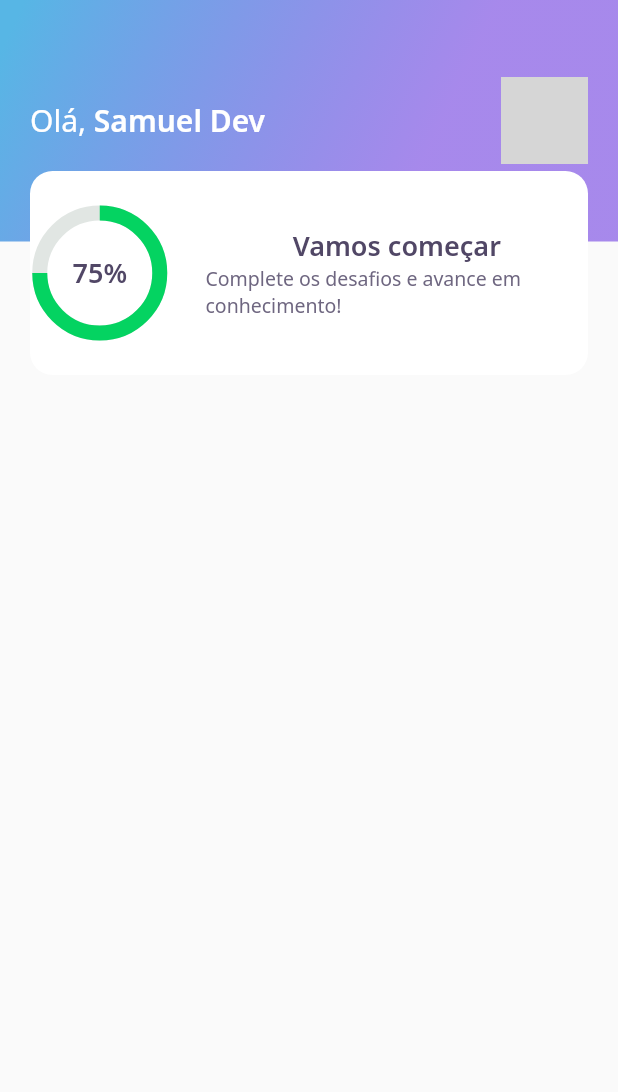
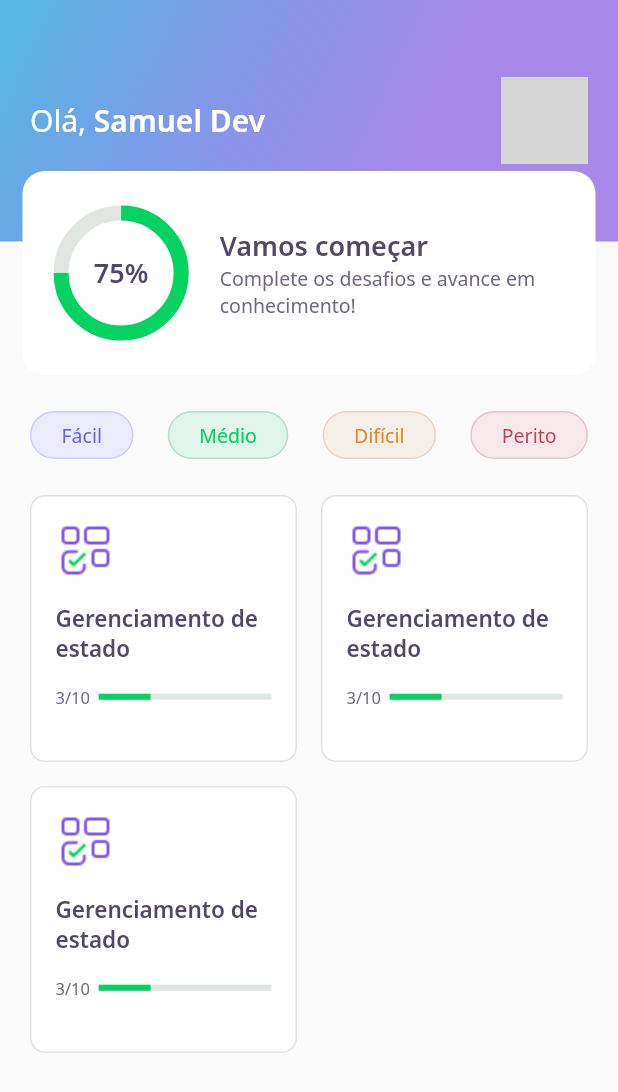
Before and after one commit to samukes/devquiz, a Flutter app: the HomePage screen opened directly, on a phone screen of 412 x 824 dp. Shown: the top 1092 px of the screen. Run offline on Flutter 3.47's test engine with Material 2 defaults, Android fonts, the phone set to English and light mode, and no system bars; our stand-ins replace google_fonts; network calls fail; grey boxes are pictures that could not be loaded.

Commit message:
Aula 2 - Adicionando conteúdo da aula 2:   - ChallengePage:     * AnswerWidget     * ButtonWidget     * QustionIndicatorWidget     * QuizWidget
Alteraqndo:
  - HomePage
    * LevelButtonWidget
    * QuizCardWidget
    * ScoreCardWidget
    * ProgressIndicatorWidget
  - AppWidget

```diff
--- a/lib/core/app_widget.dart
+++ b/lib/core/app_widget.dart
@@ -2,13 +2,14 @@ import 'package:flutter/material.dart';
 
 import 'package:devquiz/splash/splash_page.dart';
 import 'package:devquiz/home/home_page.dart';
+import 'package:devquiz/challenge/challenge_page.dart';
 
 class AppWidget extends StatelessWidget {
   @override
   Widget build(BuildContext context) {
     return MaterialApp(
       title: "DevQuiz",
-      home: HomePage(),
+      home: ChallengePage(),
     );
   }
 }
--- a/lib/home/home_page.dart
+++ b/lib/home/home_page.dart
@@ -1,3 +1,5 @@
+import 'package:devquiz/home/widgets/level_button/level_button_widget.dart';
+import 'package:devquiz/home/widgets/quiz_card/quiz_card_widget.dart';
 import 'package:flutter/material.dart';
 
 import 'package:devquiz/home/widgets/appbar/app_bar_widget.dart';
@@ -12,6 +14,40 @@ class _HomePageState extends State<HomePage> {
   Widget build(BuildContext context) {
     return Scaffold(
       appBar: AppBarWidget(),
+      body: Padding(
+        padding: const EdgeInsets.symmetric(horizontal: 20.0),
+        child: Column(
+          children: [
+            SizedBox(
+              height: 24,
+            ),
+            Row(
+              mainAxisAlignment: MainAxisAlignment.spaceBetween,
+                children: [
+                  LevelButtonWidget(label: "Fácil"),
+                  LevelButtonWidget(label: "Médio"),
+                  LevelButtonWidget(label: "Difícil"),
+                  LevelButtonWidget(label: "Perito"),
+                ]
+            ),
+            SizedBox(
+              height: 24,
+            ),
+            Expanded(
+              child: GridView.count(
+                crossAxisSpacing: 16,
+                mainAxisSpacing: 16,
+                crossAxisCount: 2,
+                children: [
+                  QuizCardWidget(),
+                  QuizCardWidget(),
+                  QuizCardWidget(),
+                ],
+              ),
+            )
+          ]
+        ),
+      ),
     );
   }
 }
--- /dev/null
+++ b/lib/home/widgets/level_button/level_button_widget.dart
@@ -0,0 +1,63 @@
+import 'package:devquiz/core/app_colors.dart';
+import 'package:flutter/material.dart';
+import 'package:google_fonts/google_fonts.dart';
+
+class LevelButtonWidget extends StatelessWidget {
+  final String label;
+
+  LevelButtonWidget(
+      {Key? key, required this.label}
+      ) : assert(["Fácil", "Médio", "Difícil", "Perito"].contains(label)) , super(key: key);
+
+  final config = {
+    "Fácil": {
+      "color": AppColors.levelButtonFacil,
+      "borderColor": AppColors.levelButtonBorderFacil,
+      "fontColor": AppColors.levelButtonTextFacil,
+    },
+    "Médio": {
+      "color": AppColors.levelButtonMedio,
+      "borderColor": AppColors.levelButtonBorderMedio,
+      "fontColor": AppColors.levelButtonTextMedio,
+    },
+    "Difícil": {
+      "color": AppColors.levelButtonDificil,
+      "borderColor": AppColors.levelButtonBorderDificil,
+      "fontColor": AppColors.levelButtonTextDificil,
+    },
+    "Perito": {
+      "color": AppColors.levelButtonPerito,
+      "borderColor": AppColors.levelButtonBorderPerito,
+      "fontColor": AppColors.levelButtonTextPerito,
+    },
+  };
+
+  Color get color => config[this.label]!["color"]!;
+  Color get borderColor => config[this.label]!["borderColor"]!;
+  Color get fontColor => config[this.label]!["fontColor"]!;
+
+  @override
+  Widget build(BuildContext context) {
+    return Container(
+      decoration: BoxDecoration(
+        color: this.color,
+        border: Border.fromBorderSide(
+            BorderSide(
+                color: this.borderColor,
+            )
+        ),
+        borderRadius: BorderRadius.circular(28.0),
+      ),
+      child: Padding(
+        padding: const EdgeInsets.symmetric(vertical: 6.0, horizontal: 20.0),
+        child: Text(
+          this.label,
+          style: GoogleFonts.notoSans(
+            color: this.fontColor,
+            fontSize: 13.0
+          ),
+        ),
+      ),
+    );
+  }
+}
--- /dev/null
+++ b/lib/home/widgets/quiz_card/quiz_card_widget.dart
@@ -0,0 +1,55 @@
+import 'package:devquiz/shared/widget/progress_indicator/progress_indicator_widget.dart';
+import 'package:flutter/material.dart';
+
+import 'package:devquiz/core/app_colors.dart';
+import 'package:devquiz/core/app_images.dart';
+import 'package:devquiz/core/app_text_styles.dart';
+
+class QuizCardWidget extends StatelessWidget {
+  @override
+  Widget build(BuildContext context) {
+    return Container(
+      padding: EdgeInsets.all(16.0),
+      decoration: BoxDecoration(
+        border: Border.fromBorderSide(BorderSide(color: AppColors.border)),
+        color: AppColors.white,
+        borderRadius: BorderRadius.circular(10.0)
+      ),
+      child: Column(
+        crossAxisAlignment: CrossAxisAlignment.start,
+        children: [
+          Container(
+            height: 40.0,
+            width: 40.0,
+            child: Image.asset(AppImages.blocks),
+          ),
+          SizedBox(
+            height: 15,
+          ),
+          Text(
+            "Gerenciamento de estado",
+            style: AppTextStyles.heading15,
+          ),
+          SizedBox(
+            height: 15,
+          ),
+          Row(
+            children: [
+              Expanded(
+                flex: 1,
+                child: Text(
+                  "3/10",
+                  style: AppTextStyles.body11,
+                ),
+              ),
+              Expanded(
+                flex: 4,
+                child: ProgressIndicatorWidget(value: 0.3,)
+              )
+            ],
+          )
+        ],
+      ),
+    );
+  }
+}
--- a/lib/home/widgets/scorecard/score_card_widget.dart
+++ b/lib/home/widgets/scorecard/score_card_widget.dart
@@ -8,15 +8,18 @@ class ScoreCardWidget extends StatelessWidget {
   @override
   Widget build(BuildContext context) {
     return Padding(
-      padding: const EdgeInsets.symmetric(horizontal: 20.0),
+      padding: const EdgeInsets.symmetric(horizontal: 15.0),
       child: Container(
         height: 136.0,
         decoration: BoxDecoration(
           color: AppColors.white,
           borderRadius: BorderRadius.circular(15.0)
         ),
+        child: Padding(
+          padding: const EdgeInsets.symmetric(horizontal: 24.0),
           child: Row(
-          //crossAxisAlignment: CrossAxisAlignment.center,
+            mainAxisAlignment: MainAxisAlignment.center,
+            crossAxisAlignment: CrossAxisAlignment.center,
             children: [
               Expanded(
                 flex: 1,
@@ -28,7 +31,7 @@ class ScoreCardWidget extends StatelessWidget {
                   padding: EdgeInsets.only(left: 24.0),
                   child: Column(
                     mainAxisAlignment: MainAxisAlignment.center,
-                  //crossAxisAlignment: CrossAxisAlignment.start,
+                    crossAxisAlignment: CrossAxisAlignment.start,
                     children: [
                       Text(
                         "Vamos começar",
@@ -45,6 +48,7 @@ class ScoreCardWidget extends StatelessWidget {
             ],
           ),
         ),
+      ),
     );
   }
 }
--- /dev/null
+++ b/lib/shared/widget/progress_indicator/progress_indicator_widget.dart
@@ -0,0 +1,18 @@
+import 'package:flutter/material.dart';
+
+import 'package:devquiz/core/core.dart';
+
+class ProgressIndicatorWidget extends StatelessWidget {
+  final double value;
+
+  const ProgressIndicatorWidget({Key? key, required this.value}) : super(key: key);
+
+  @override
+  Widget build(BuildContext context) {
+    return LinearProgressIndicator(
+      value: this.value,
+      backgroundColor: AppColors.chartSecondary,
+      valueColor: AlwaysStoppedAnimation<Color>(AppColors.chartPrimary),
+    );
+  }
+}
```
Also changed, not shown: lib/challenge/challenge_page.dart (added, +24 -0 lines), lib/challenge/widget/answer/answer_widget.dart (added, +76 -0 lines), lib/challenge/widget/question_indicator/question_indicator_widget.dart (added, +36 -0 lines), lib/challenge/widget/quiz/quiz_widget.dart (added, +38 -0 lines), lib/challenge/widget/button/button_widget.dart (added). Lines whose indentation alone changed are shown as unchanged.
